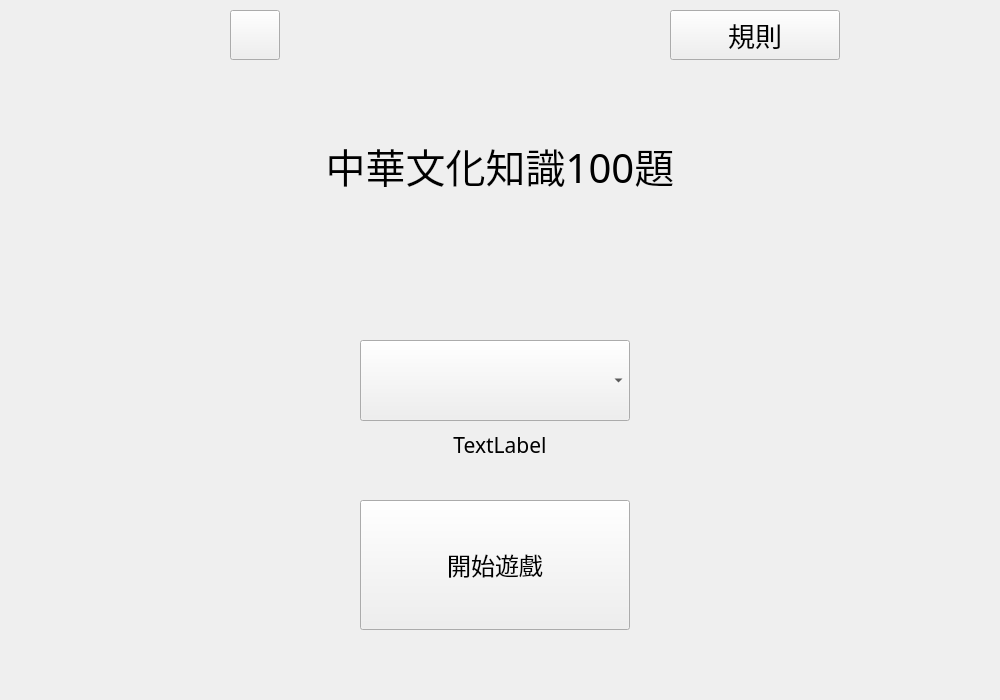
Old version of the form src/ui_files/IntroWidget.ui in the repository hwc20896/ChineseProj.
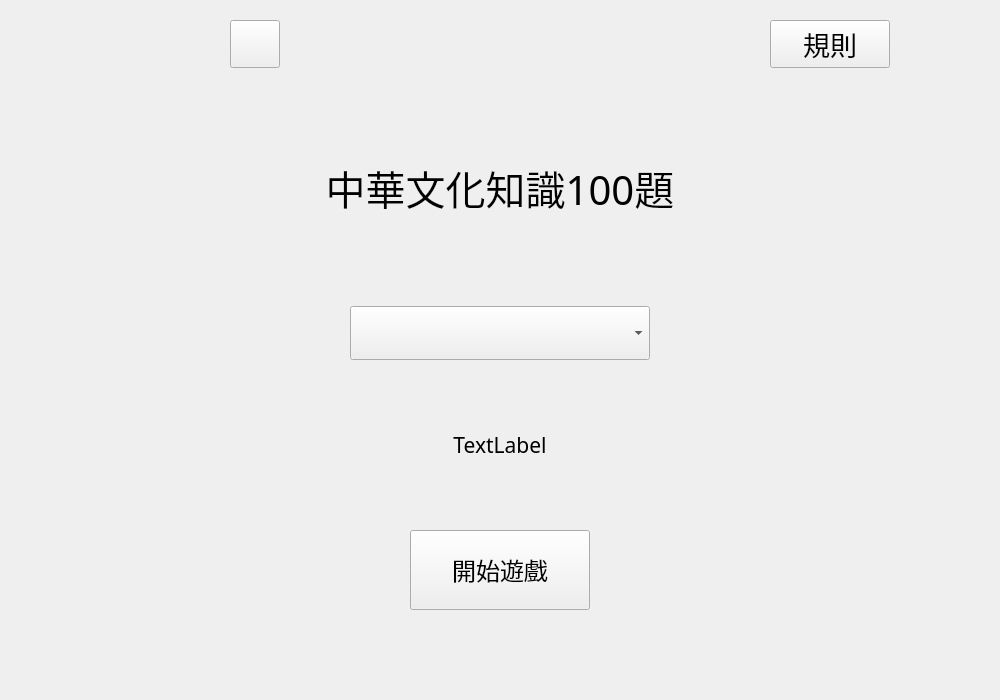
New version of the form.

The edit to the form file:
```diff
--- a/src/ui_files/IntroWidget.ui
+++ b/src/ui_files/IntroWidget.ui
@@ -13,15 +13,72 @@
   <property name="windowTitle">
    <string>Form</string>
   </property>
+  <layout class="QVBoxLayout" name="verticalLayout">
+   <property name="spacing">
+    <number>70</number>
+   </property>
+   <property name="leftMargin">
+    <number>20</number>
+   </property>
+   <property name="topMargin">
+    <number>20</number>
+   </property>
+   <property name="rightMargin">
+    <number>20</number>
+   </property>
+   <property name="bottomMargin">
+    <number>90</number>
+   </property>
+   <item>
+    <layout class="QHBoxLayout" name="upperNavigator">
+     <property name="spacing">
+      <number>400</number>
+     </property>
+     <property name="leftMargin">
+      <number>120</number>
+     </property>
+     <item>
+      <widget class="QPushButton" name="muteSwitch">
+       <property name="maximumSize">
+        <size>
+         <width>50</width>
+         <height>50</height>
+        </size>
+       </property>
+       <property name="text">
+        <string/>
+       </property>
+       <property name="iconSize">
+        <size>
+         <width>40</width>
+         <height>40</height>
+        </size>
+       </property>
+      </widget>
+     </item>
+     <item>
+      <widget class="QPushButton" name="rule">
+       <property name="maximumSize">
+        <size>
+         <width>120</width>
+         <height>16777215</height>
+        </size>
+       </property>
+       <property name="font">
+        <font>
+         <family>Microsoft JhengHei</family>
+         <pointsize>20</pointsize>
+        </font>
+       </property>
+       <property name="text">
+        <string>規則</string>
+       </property>
+      </widget>
+     </item>
+    </layout>
+   </item>
+   <item>
   <widget class="QLabel" name="gameTitle">
-   <property name="geometry">
-    <rect>
-     <x>235</x>
-     <y>120</y>
-     <width>530</width>
-     <height>90</height>
-    </rect>
-   </property>
    <property name="font">
     <font>
      <family>Microsoft JhengHei</family>
@@ -35,52 +92,18 @@
     <set>Qt::AlignmentFlag::AlignCenter</set>
    </property>
   </widget>
-  <widget class="QPushButton" name="rule">
-   <property name="geometry">
-    <rect>
-     <x>670</x>
-     <y>10</y>
-     <width>170</width>
-     <height>50</height>
-    </rect>
-   </property>
-   <property name="font">
-    <font>
-     <family>Microsoft JhengHei</family>
-     <pointsize>20</pointsize>
-    </font>
-   </property>
-   <property name="text">
-    <string>規則</string>
-   </property>
-  </widget>
-  <widget class="QPushButton" name="startGame">
-   <property name="geometry">
-    <rect>
-     <x>360</x>
-     <y>500</y>
-     <width>270</width>
-     <height>130</height>
-    </rect>
-   </property>
-   <property name="font">
-    <font>
-     <family>Microsoft JhengHei</family>
-     <pointsize>18</pointsize>
-    </font>
-   </property>
-   <property name="text">
-    <string>開始遊戲</string>
-   </property>
-  </widget>
+   </item>
+   <item>
+    <layout class="QVBoxLayout" name="gamemode">
+     <item>
+      <layout class="QHBoxLayout" name="featureBoxLayout">
+       <item>
   <widget class="QComboBox" name="featureBox">
-   <property name="geometry">
-    <rect>
-     <x>360</x>
-     <y>340</y>
-     <width>270</width>
-     <height>81</height>
-    </rect>
+         <property name="maximumSize">
+          <size>
+           <width>300</width>
+           <height>16777215</height>
+          </size>
    </property>
    <property name="font">
     <font>
@@ -98,15 +121,11 @@
     <string notr="true"/>
    </property>
   </widget>
+       </item>
+      </layout>
+     </item>
+     <item>
   <widget class="QLabel" name="gamemodeExplanation">
-   <property name="geometry">
-    <rect>
-     <x>210</x>
-     <y>430</y>
-     <width>580</width>
-     <height>61</height>
-    </rect>
-   </property>
    <property name="font">
     <font>
      <family>Microsoft JhengHei</family>
@@ -120,25 +139,39 @@
     <set>Qt::AlignmentFlag::AlignHCenter|Qt::AlignmentFlag::AlignTop</set>
    </property>
   </widget>
-  <widget class="QPushButton" name="muteSwitch">
-   <property name="geometry">
-    <rect>
-     <x>230</x>
-     <y>10</y>
-     <width>50</width>
-     <height>50</height>
-    </rect>
+     </item>
+    </layout>
+   </item>
+   <item>
+    <layout class="QHBoxLayout" name="startLayout">
+     <item>
+      <widget class="QPushButton" name="startGame">
+       <property name="minimumSize">
+        <size>
+         <width>0</width>
+         <height>80</height>
+        </size>
+       </property>
+       <property name="maximumSize">
+        <size>
+         <width>180</width>
+         <height>16777215</height>
+        </size>
+       </property>
+       <property name="font">
+        <font>
+         <family>Microsoft JhengHei</family>
+         <pointsize>18</pointsize>
+        </font>
    </property>
    <property name="text">
-    <string/>
-   </property>
-   <property name="iconSize">
-    <size>
-     <width>40</width>
-     <height>40</height>
-    </size>
-   </property>
-  </widget>
+        <string>開始遊戲</string>
+       </property>
+      </widget>
+     </item>
+    </layout>
+   </item>
+  </layout>
  </widget>
  <resources/>
  <connections/>
```
Lines whose indentation alone changed are shown as unchanged.
